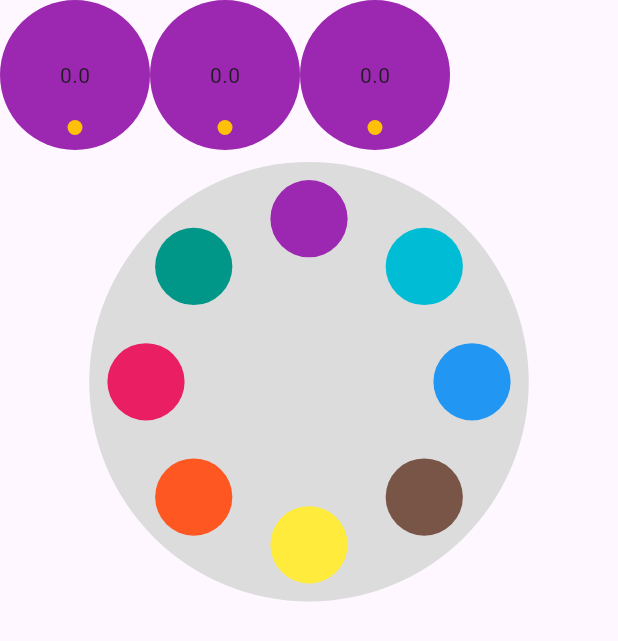
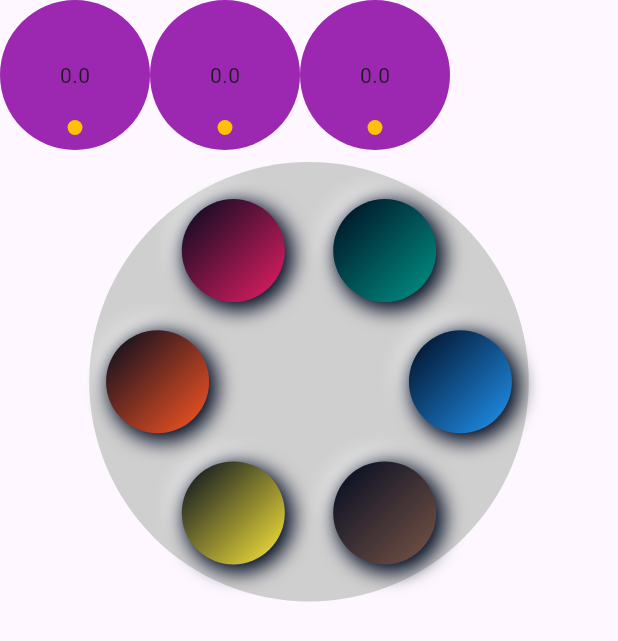
Before and after one commit to gillesbonnetpro/pakins, a Flutter app: the screen it shows after launch, on a phone screen of 412 x 824 dp. Shown: the top 641 px of the screen. Run offline on Flutter 3.47's test engine with Material 3 defaults, Android fonts, the phone set to English and light mode, and no system bars.

```diff
--- a/lib/main.dart
+++ b/lib/main.dart
@@ -24,7 +24,7 @@ class MainApp extends StatelessWidget {
               ],
             ),
             Simon(
-              pointNb: 8,
+              pointNb: 6,
             )
           ],
         ),
--- a/lib/pastille.dart
+++ b/lib/pastille.dart
@@ -19,6 +19,15 @@ class Pastille extends StatefulWidget {
 }
 
 class _PastilleState extends State<Pastille> {
+  var darkColors = Color(0xFF000A1F);
+  var lightColors;
+
+  @override
+  void initState() {
+    lightColors = widget.color;
+    super.initState();
+  }
+
   @override
   Widget build(BuildContext context) {
     double size = MediaQuery.of(context).size.shortestSide / widget.sizeFactor;
@@ -33,19 +42,36 @@ class _PastilleState extends State<Pastille> {
       }),
       child: Align(
         alignment: Alignment(widget.posX, widget.posY),
-        child: Container(
+        child: AnimatedContainer(
+          duration: Duration(milliseconds: 100),
           width: size,
           height: size,
+          padding: EdgeInsets.all(20.0),
           decoration: BoxDecoration(
-            shape: BoxShape.circle,
-            color: widget.color,
-            boxShadow: widget.highLight
-                ? [
-                    BoxShadow(
-                        color: widget.color, spreadRadius: 1, blurRadius: 15)
-                  ]
-                : null,
-          ),
+              color: darkColors,
+              //borderRadius: BorderRadius.circular(20.0),
+              shape: BoxShape.circle,
+              boxShadow: widget.highLight
+                  ? null
+                  : [
+                      const BoxShadow(
+                          color: Colors.white,
+                          offset: Offset(-3, -3),
+                          blurRadius: 10.0,
+                          spreadRadius: 3.0),
+                      BoxShadow(
+                          color: darkColors,
+                          offset: const Offset(3, 3),
+                          blurRadius: 10.0,
+                          spreadRadius: 3.0)
+                    ],
+              gradient: LinearGradient(
+                  begin: Alignment.topLeft,
+                  end: Alignment.bottomRight,
+                  colors: [
+                    widget.highLight ? lightColors : darkColors,
+                    widget.highLight ? darkColors : lightColors
+                  ])),
         ),
       ),
     );
--- a/lib/simon.dart
+++ b/lib/simon.dart
@@ -67,8 +67,15 @@ class _SimonState extends State<Simon> {
         child: Container(
           constraints: BoxConstraints(maxHeight: size),
           decoration: const BoxDecoration(
-              shape: BoxShape.circle,
-              color: Color.fromARGB(255, 220, 220, 220)),
+              shape: BoxShape.circle, color: Color.fromARGB(255, 208, 207, 207)
+              /*   boxShadow: [
+              BoxShadow(
+                color: Colors.grey,
+                spreadRadius: 0,
+                blurRadius: 20.0,
+              ),
+            ], */
+              ),
           child: Stack(
             children: pastList,
           ),
```
